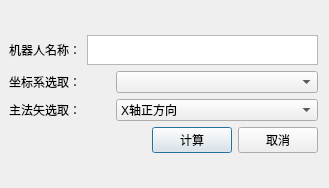
This is include/addRobotSpace.ui in offline-programming-software/offline-programming as Qt 5 draws it before an edit. The edited form follows.
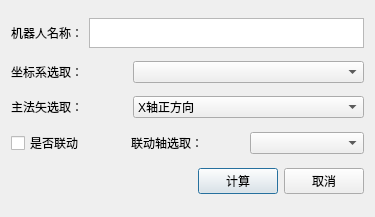
This is the edited form.

The edit to the form file:
```diff
--- a/include/addRobotSpace.ui
+++ b/include/addRobotSpace.ui
@@ -6,20 +6,15 @@
    <rect>
     <x>0</x>
     <y>0</y>
-    <width>329</width>
-    <height>188</height>
+    <width>375</width>
+    <height>217</height>
    </rect>
   </property>
   <property name="windowTitle">
    <string>添加机器人工作空间配置</string>
   </property>
   <layout class="QGridLayout" name="gridLayout">
-   <property name="leftMargin">
-    <number>9</number>
-   </property>
    <item row="0" column="0">
-    <layout class="QVBoxLayout" name="verticalLayout" stretch="2,2,2,1">
-     <item>
       <layout class="QHBoxLayout" name="horizontalLayout_3">
        <item>
         <widget class="QLabel" name="label">
@@ -46,7 +41,7 @@
        </item>
       </layout>
      </item>
-     <item>
+   <item row="1" column="0">
       <layout class="QHBoxLayout" name="horizontalLayout" stretch="2,4">
        <item>
         <widget class="QLabel" name="label_2">
@@ -60,7 +55,7 @@
        </item>
       </layout>
      </item>
-     <item>
+   <item row="2" column="0">
       <layout class="QHBoxLayout" name="horizontalLayout_2" stretch="2,4">
        <item>
         <widget class="QLabel" name="label_3">
@@ -105,7 +100,28 @@
        </item>
       </layout>
      </item>
+   <item row="3" column="0">
+    <layout class="QHBoxLayout" name="horizontalLayout_5">
      <item>
+      <widget class="QCheckBox" name="checkBox">
+       <property name="text">
+        <string>是否联动</string>
+       </property>
+      </widget>
+     </item>
+     <item>
+      <widget class="QLabel" name="label_4">
+       <property name="text">
+        <string>联动轴选取：</string>
+       </property>
+      </widget>
+     </item>
+     <item>
+      <widget class="QComboBox" name="comboBox_3"/>
+     </item>
+    </layout>
+   </item>
+   <item row="4" column="0">
       <layout class="QHBoxLayout" name="horizontalLayout_4">
        <item>
         <spacer name="horizontalSpacer">
@@ -133,8 +149,6 @@
           <string>取消</string>
          </property>
         </widget>
-       </item>
-      </layout>
      </item>
     </layout>
    </item>
```
Lines whose indentation alone changed are shown as unchanged.
